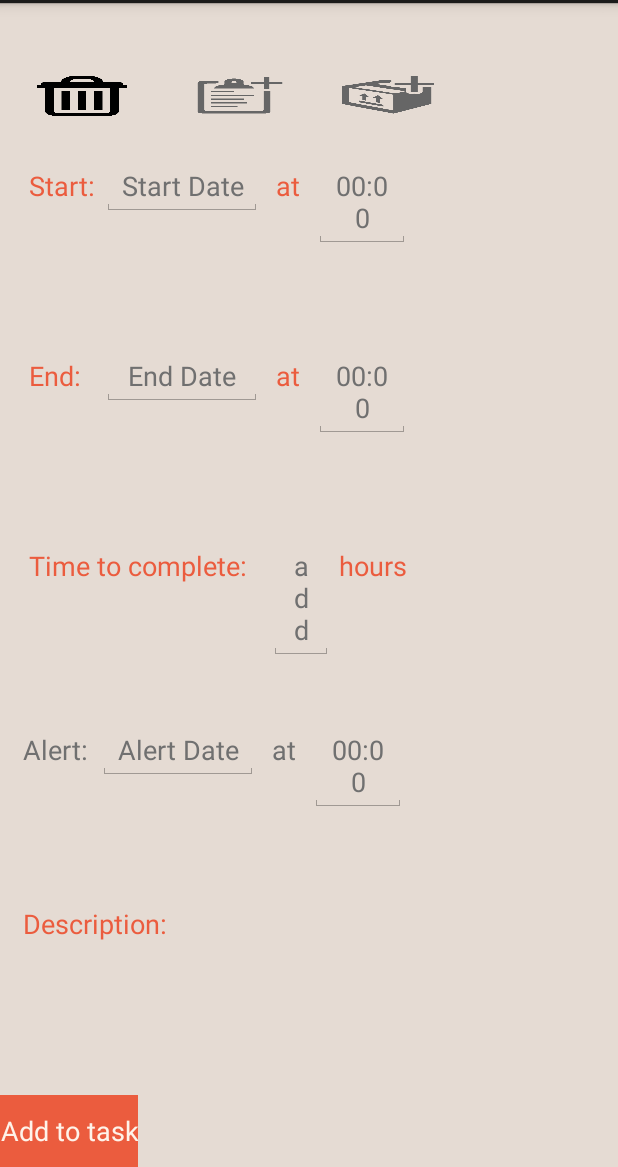
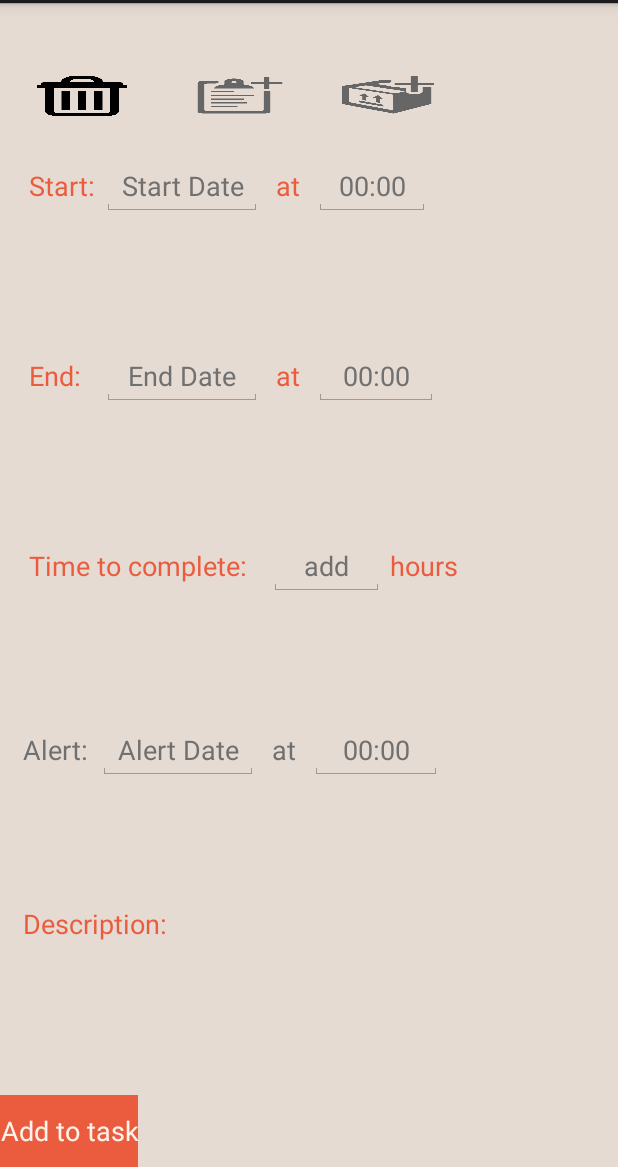
Before and after one commit to jeahans/PlanPenny2, an Android app: the TaskAppend screen opened directly, with no data from a screen before it, on a phone screen of 412 x 824 dp, the part 69-1236 px from its top. Run offline under Robolectric (Android 15) with nearby library versions, the phone set to English and light mode, and no system bars; 2 statements that could not run were skipped.

Commit message:
activity task append xml

```diff
--- a/app/src/main/res/layout/activity_task_append.xml
+++ b/app/src/main/res/layout/activity_task_append.xml
@@ -73,7 +73,8 @@
         android:layout_height="match_parent"
         android:layout_weight="1"
         android:background="@color/shadedColor"
-        android:padding="4dp">
+        android:padding="4dp"
+        android:weightSum="1">
 
         <TextView
             android:layout_width="wrap_content"
@@ -119,7 +120,7 @@
             android:text="00:00"
             android:textSize="18sp"
             android:textColor="#707070"
-            />
+            android:layout_weight="0.10" />
 
     </LinearLayout>
 
@@ -130,7 +131,8 @@
         android:layout_height="match_parent"
         android:layout_weight="1"
         android:background="@color/shadedColor"
-        android:padding="4dp">
+        android:padding="4dp"
+        android:weightSum="1">
 
         <TextView
             android:layout_width="wrap_content"
@@ -176,7 +178,7 @@
             android:text="00:00"
             android:textSize="18sp"
             android:textColor="#707070"
-            />
+            android:layout_weight="0.14" />
     </LinearLayout>
 
     <LinearLayout
@@ -186,7 +188,8 @@
         android:layout_height="match_parent"
         android:layout_weight="1"
         android:background="@color/shadedColor"
-        android:padding="4dp">
+        android:padding="4dp"
+        android:weightSum="1">
 
         <TextView
             android:layout_width="wrap_content"
@@ -210,7 +213,8 @@
             android:text="add"
             android:textSize="18sp"
             android:textColor="#707070"
-            android:id="@+id/ttc_tw" />
+            android:id="@+id/ttc_tw"
+            android:layout_weight="0.25" />
 
         <TextView
             android:layout_width="wrap_content"
@@ -231,7 +235,7 @@
         android:layout_height="match_parent"
         android:layout_weight="1"
         android:background="@color/shadedColor"
-        >
+        android:weightSum="1">
 
         <TextView
             android:layout_width="wrap_content"
@@ -280,7 +284,7 @@
             android:text="00:00"
             android:textSize="18sp"
             android:textColor="#707070"
-            />
+            android:layout_weight="0.17" />
 
     </LinearLayout>
 
```
